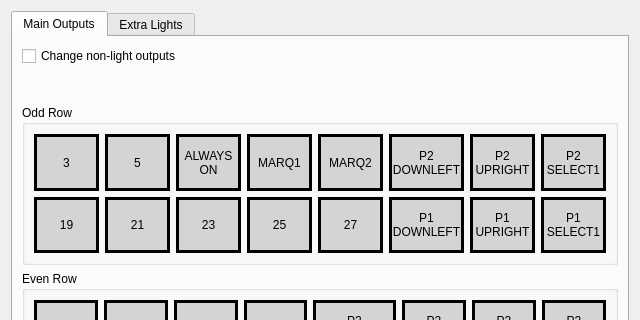
Old version of the form configure-tool/src/main/resources/base/ui/outputs.ui in the repository sugoku/stepIO; both pictures show x 0 to 640 and y 0 to 320 of the 640 by 480 pixel window.
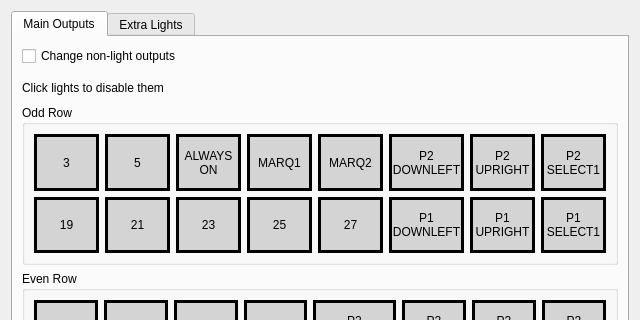
New version of the form.

Commit message: Implement UI for inputs + additional UI work

Patch:
```diff
--- a/configure-tool/src/main/resources/base/ui/outputs.ui
+++ b/configure-tool/src/main/resources/base/ui/outputs.ui
@@ -33,6 +33,20 @@
            </property>
           </widget>
          </item>
+         <item row="2" column="0" colspan="2">
+          <widget class="QLabel" name="label">
+           <property name="text">
+            <string>Click lights to disable them</string>
+           </property>
+          </widget>
+         </item>
+         <item row="1" column="0">
+          <widget class="Line" name="line">
+           <property name="orientation">
+            <enum>Qt::Horizontal</enum>
+           </property>
+          </widget>
+         </item>
         </layout>
        </item>
        <item>
```
The commit also changes 6 other files.
